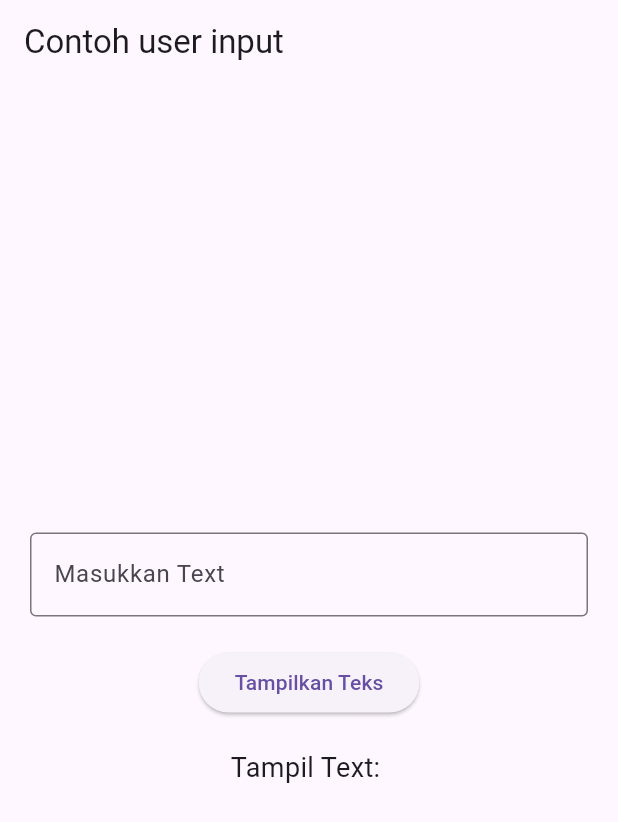
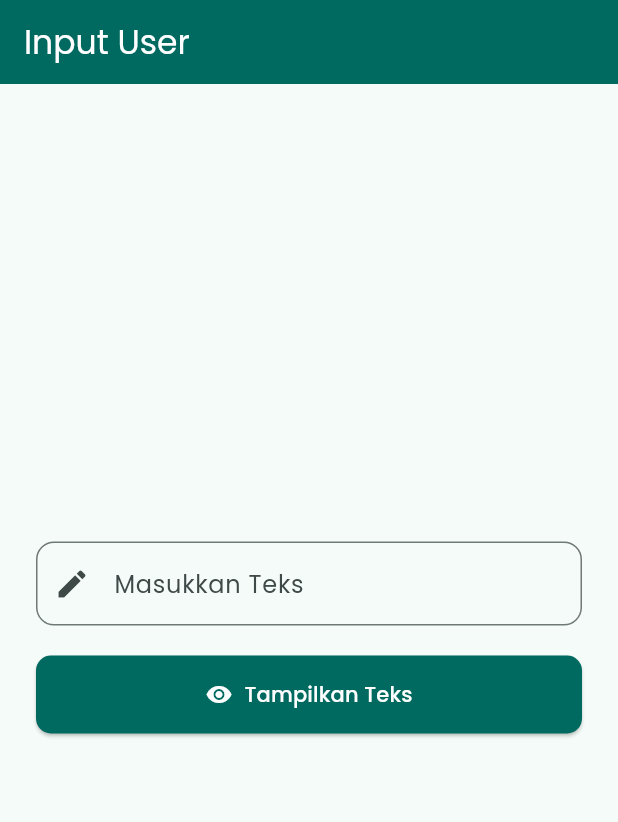
Before and after one commit to ayuarista/learn_stateful_widget, a Flutter app: the screen it shows after launch, on a phone screen of 412 x 824 dp. Shown: the top 822 px of the screen. Run offline on Flutter 3.47's test engine with Material 3 defaults, Android fonts, the phone set to English and light mode, and no system bars; our stand-ins replace google_fonts.

Commit message:
enhance user input page with Google Fonts and improved UI elements

```diff
--- a/lib/main.dart
+++ b/lib/main.dart
@@ -1,4 +1,5 @@
 import 'package:flutter/material.dart';
+import 'package:google_fonts/google_fonts.dart';
 
 void main() {
   runApp(const MyApp());
@@ -6,9 +7,26 @@ void main() {
 
 class MyApp extends StatelessWidget {
   const MyApp({super.key});
+
   @override
   Widget build(BuildContext context) {
-    return const MaterialApp(title: 'Contoh Input User', home: UserInputPage());
+    return MaterialApp(
+      title: 'Contoh Input User',
+      themeMode: ThemeMode.system,
+      theme: ThemeData(
+        brightness: Brightness.light,
+        colorScheme: ColorScheme.fromSeed(seedColor: Colors.teal),
+        useMaterial3: true,
+        textTheme: GoogleFonts.poppinsTextTheme(),
+      ),
+      darkTheme: ThemeData(
+        brightness: Brightness.dark,
+        colorScheme: ColorScheme.fromSeed(seedColor: Colors.teal, brightness: Brightness.dark),
+        useMaterial3: true,
+        textTheme: GoogleFonts.poppinsTextTheme(ThemeData.dark().textTheme),
+      ),
+      home: const UserInputPage(),
+    );
   }
 }
 
@@ -16,46 +34,85 @@ class UserInputPage extends StatefulWidget {
   const UserInputPage({super.key});
 
   @override
-  _UserInputPageState createState() => _UserInputPageState();
+  State<UserInputPage> createState() => _UserInputPageState();
 }
 
-class _UserInputPageState extends State<UserInputPage> {
+class _UserInputPageState extends State<UserInputPage> with SingleTickerProviderStateMixin {
   String _inputText = '';
   String _displayText = '';
+  bool _isVisible = false;
 
   @override
   Widget build(BuildContext context) {
     return Scaffold(
-      appBar: AppBar(title: const Text('Contoh user input')),
-      body: Padding(
-        padding: const EdgeInsets.all(20.0),
+      appBar: AppBar(
+        title: const Text('Input User'),
+        backgroundColor: Theme.of(context).colorScheme.primary,
+        foregroundColor: Colors.white,
+      ),
+      body: Center(
+        child: Padding(
+          padding: const EdgeInsets.symmetric(horizontal: 24.0, vertical: 16.0),
           child: Column(
             mainAxisAlignment: MainAxisAlignment.center,
-          children: <Widget>[
+            children: [
               TextField(
                 onChanged: (value) {
                   _inputText = value;
                 },
-              decoration: const InputDecoration(
-                labelText: 'Masukkan Text',
-                border: OutlineInputBorder(),
+                decoration: InputDecoration(
+                  labelText: 'Masukkan Teks',
+                  border: OutlineInputBorder(
+                    borderRadius: BorderRadius.circular(12),
+                  ),
+                  prefixIcon: const Icon(Icons.edit),
                 ),
               ),
               const SizedBox(height: 20),
-            ElevatedButton(
+              SizedBox(
+                width: double.infinity,
+                child: ElevatedButton.icon(
                   onPressed: () {
                     setState(() {
                       _displayText = _inputText;
+                      _isVisible = true;
                     });
                   },
-              child: const Text('Tampilkan Teks'),
+                  icon: const Icon(Icons.visibility),
+                  label: const Text('Tampilkan Teks'),
+                  style: ElevatedButton.styleFrom(
+                    backgroundColor: Theme.of(context).colorScheme.primary,
+                    foregroundColor: Colors.white,
+                    padding: const EdgeInsets.symmetric(vertical: 16),
+                    shape: RoundedRectangleBorder(
+                      borderRadius: BorderRadius.circular(10),
                     ),
-            const SizedBox(height: 20),
-            Text(
-              'Tampil Text: $_displayText',
+                  ),
+                ),
+              ),
+              const SizedBox(height: 30),
+              AnimatedOpacity(
+                opacity: _isVisible ? 1.0 : 0.0,
+                duration: const Duration(milliseconds: 500),
+                child: _displayText.isNotEmpty
+                    ? Card(
+                        elevation: 3,
+                        color: Theme.of(context).colorScheme.surfaceVariant,
+                        shape: RoundedRectangleBorder(
+                          borderRadius: BorderRadius.circular(12),
+                        ),
+                        child: Padding(
+                          padding: const EdgeInsets.all(16.0),
+                          child: Text(
+                            'Teks: $_displayText',
                             style: const TextStyle(fontSize: 18),
                           ),
+                        ),
+                      )
+                    : const SizedBox.shrink(),
+              ),
             ],
+          ),
         ),
       ),
     );
```
Lines whose indentation alone changed are shown as unchanged.
